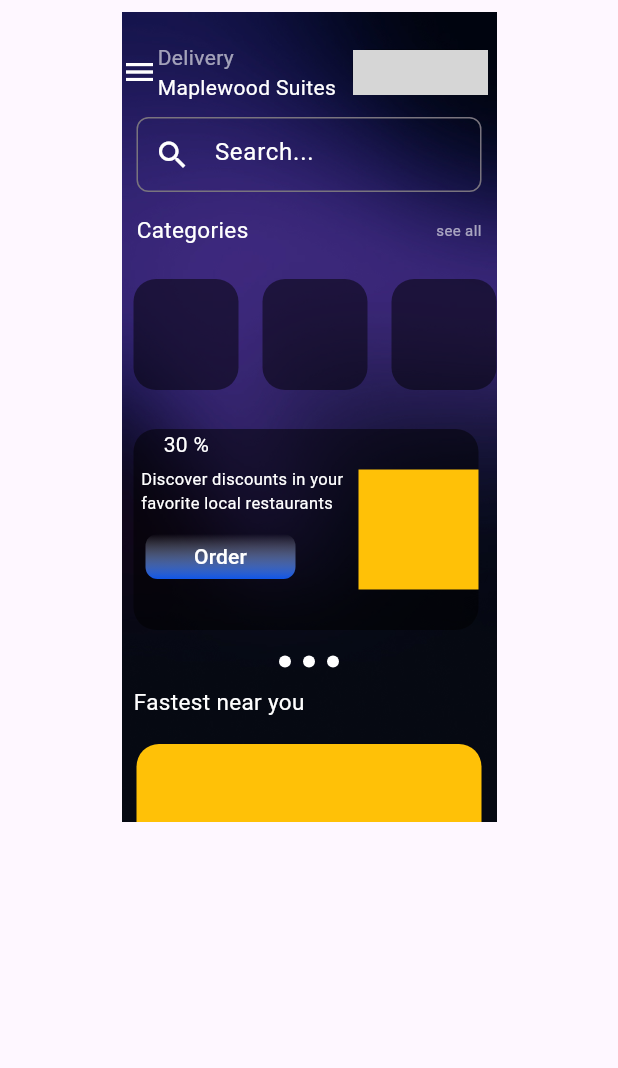
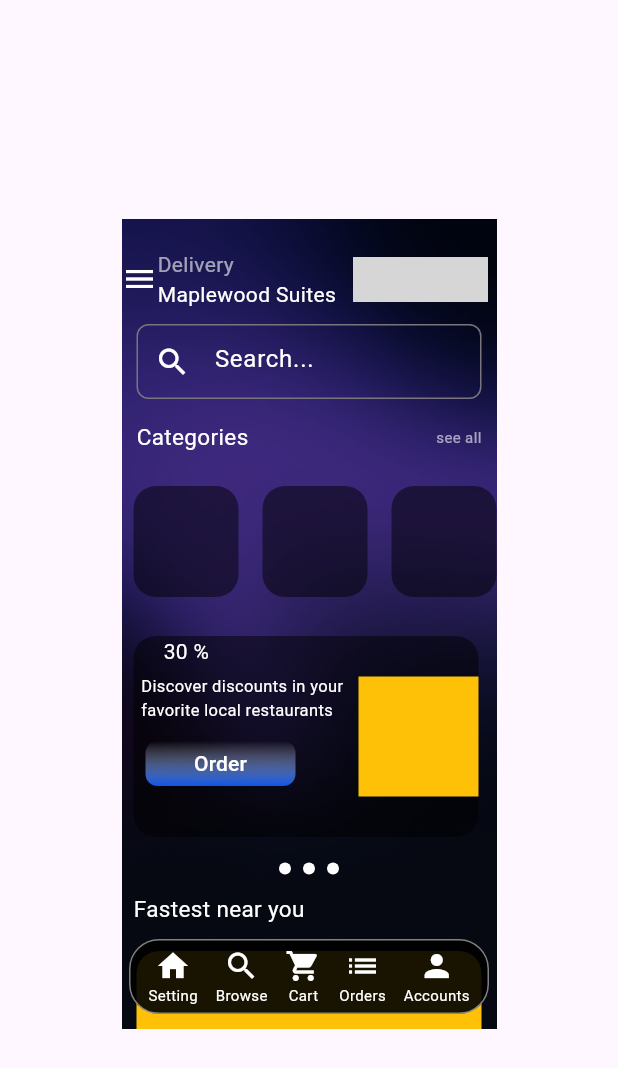
Before and after one commit to KHUBAIB-MEO/Hungry-bite, a Flutter app: the screen it shows after launch, on a phone screen of 412 x 824 dp. Shown: the top 1068 px of the screen. Run offline on Flutter 3.47's test engine with Material 3 defaults, Android fonts, the phone set to English and light mode, and no system bars; grey boxes are pictures that could not be loaded.

Commit message:
hungry bite

```diff
--- a/lib/screens/home_screen.dart
+++ b/lib/screens/home_screen.dart
@@ -1,5 +1,6 @@
 import 'package:flutter/material.dart';
 import 'package:hungry_bite/widgets/addslider_circle.dart';
+import 'package:hungry_bite/widgets/bottomnavigation_icon.dart';
 import 'package:hungry_bite/widgets/catergories_show.dart';
 import 'package:hungry_bite/widgets/show_add.dart';
 import 'package:hungry_bite/widgets/show_hotel.dart';
@@ -15,7 +16,8 @@ class _HomeScreenState extends State<HomeScreen> {
   @override
   Widget build(BuildContext context) {
     return Scaffold(
-      body: SingleChildScrollView(
+      body: Center(
+        child: SingleChildScrollView(
           child: Padding(
             padding: const EdgeInsets.only(top: 8.0),
             child: SizedBox(
@@ -196,14 +198,26 @@ class _HomeScreenState extends State<HomeScreen> {
                             width: 240,
                             height: 50,
                             decoration: BoxDecoration(
-                            color: Color(0xff000000).withOpacity(0.5),
-                            gradient: LinearGradient(colors: [Color(0xff)]),
-                            borderRadius: BorderRadius.all(Radius.circular(20))
+                              color: Color(0xff000000).withOpacity(0.9),
+                              borderRadius: BorderRadius.all(Radius.circular(20)),
+                              border: Border.all(color: Color(0xffffffff).withOpacity(0.5),width: 1)
+                            ),
+                            child: Row(
+                              mainAxisAlignment: MainAxisAlignment.spaceEvenly,
+                              crossAxisAlignment: CrossAxisAlignment.center,
+                              children: [
+                                bottomNavigationBarIcon(icon: Icon(Icons.home,color: Colors.white,), name: "Setting"),
+                                bottomNavigationBarIcon(icon: Icon(Icons.search,color: Colors.white,), name: "Browse"),
+                                bottomNavigationBarIcon(icon: Icon(Icons.shopping_cart,color: Colors.white,), name: "Cart"),
+                                bottomNavigationBarIcon(icon: Icon(Icons.list,color: Colors.white,), name: "Orders"),
+                                bottomNavigationBarIcon(icon: Icon(Icons.person,color: Colors.white,), name: "Accounts"),
+                              ],
                             ),
                           ),
                         ),
+                      )
+                    ],
                   ),
-                  ],
                 ),
               ),
             ),
--- /dev/null
+++ b/lib/widgets/bottomnavigation_icon.dart
@@ -0,0 +1,12 @@
+import 'package:flutter/material.dart';
+
+Widget bottomNavigationBarIcon({required Icon icon, required String name}) {
+  return Column(
+    mainAxisAlignment: MainAxisAlignment.center,
+    children: [
+      icon,
+      //const SizedBox(height: 4),
+      Text(name,style: TextStyle(color: Colors.white,fontSize: 10),),
+    ],
+  );
+}
```
Lines whose indentation alone changed are shown as unchanged.
